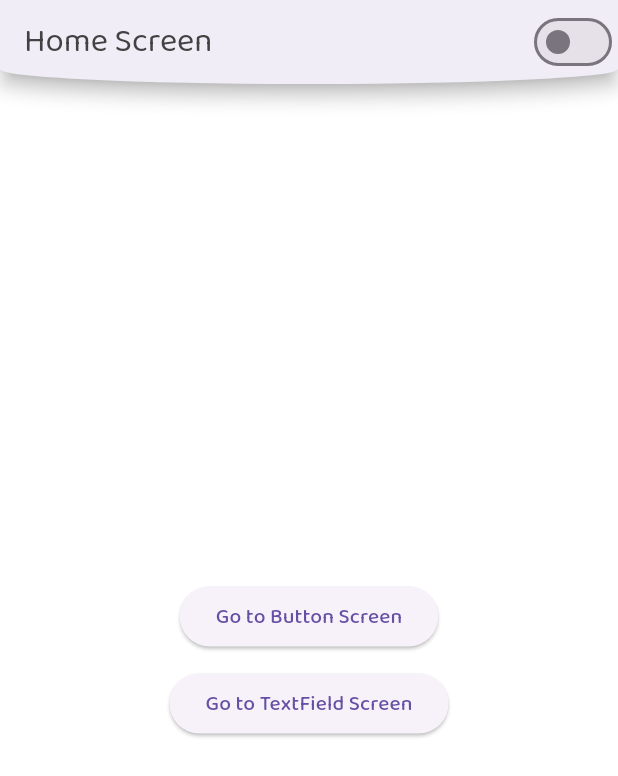
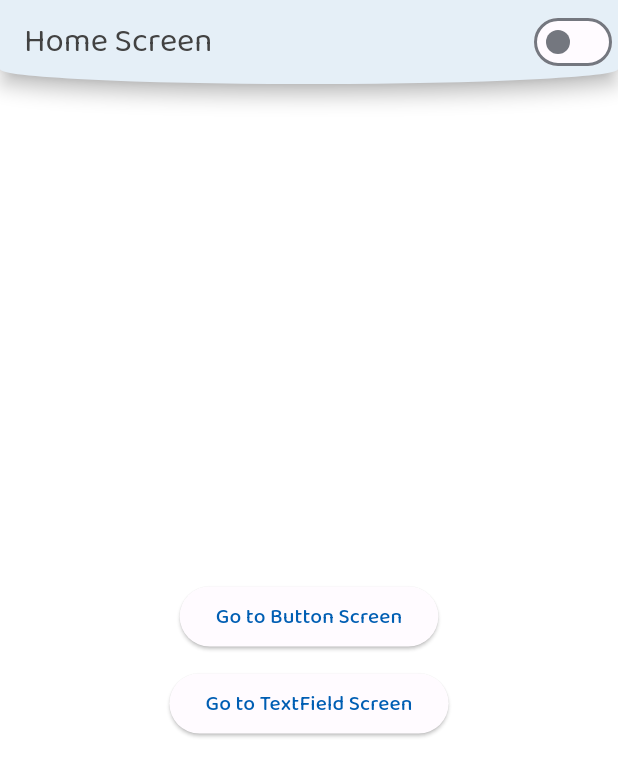
Before and after one commit to blackshadowsoftwareltd/Theme-Material-3, a Flutter app: the screen it shows after launch, on a phone screen of 412 x 824 dp. Shown: the top 776 px of the screen. Run offline on Flutter 3.47's test engine with Material 2 defaults, Android fonts, the phone set to English and light mode, and no system bars; our stand-ins replace flutter_riverpod, google_fonts.

Commit message:
code refactor

```diff
--- a/lib/helpers/themes/dark.dart
+++ b/lib/helpers/themes/dark.dart
@@ -1,23 +1,14 @@
 import 'package:flutter/material.dart';
-import 'package:flutter/services.dart';
 import 'package:google_fonts/google_fonts.dart';
 import 'package:theme_material_3/helpers/colors/colors.dart';
+import 'color_schemes.dart' show darkColorScheme;
+import 'styles/appbar.dart' show darkAppBarTheme;
 
 ThemeData darkTheme = ThemeData(
   useMaterial3: true,
-  appBarTheme: appBarTheme,
+  appBarTheme: darkAppBarTheme,
   scaffoldBackgroundColor: blueGrey900,
   visualDensity: VisualDensity.adaptivePlatformDensity,
   fontFamily: GoogleFonts.baloo2().fontFamily,
+  colorScheme: darkColorScheme,
 );
-
-/// AppBar
-AppBarTheme appBarTheme = AppBarTheme(
-  backgroundColor: blueGrey800,
-  foregroundColor: white,
-  systemOverlayStyle: SystemUiOverlayStyle.dark,
-  shadowColor: black,
-  elevation: 5,
-  shape: const RoundedRectangleBorder(
-      borderRadius: BorderRadius.vertical(bottom: Radius.elliptical(200, 10))),
-);
```
Also changed, not shown: lib/helpers/themes/light.dart (+4 -13 lines), lib/helpers/themes/styles/appbar.dart (added, +26 -0 lines).
